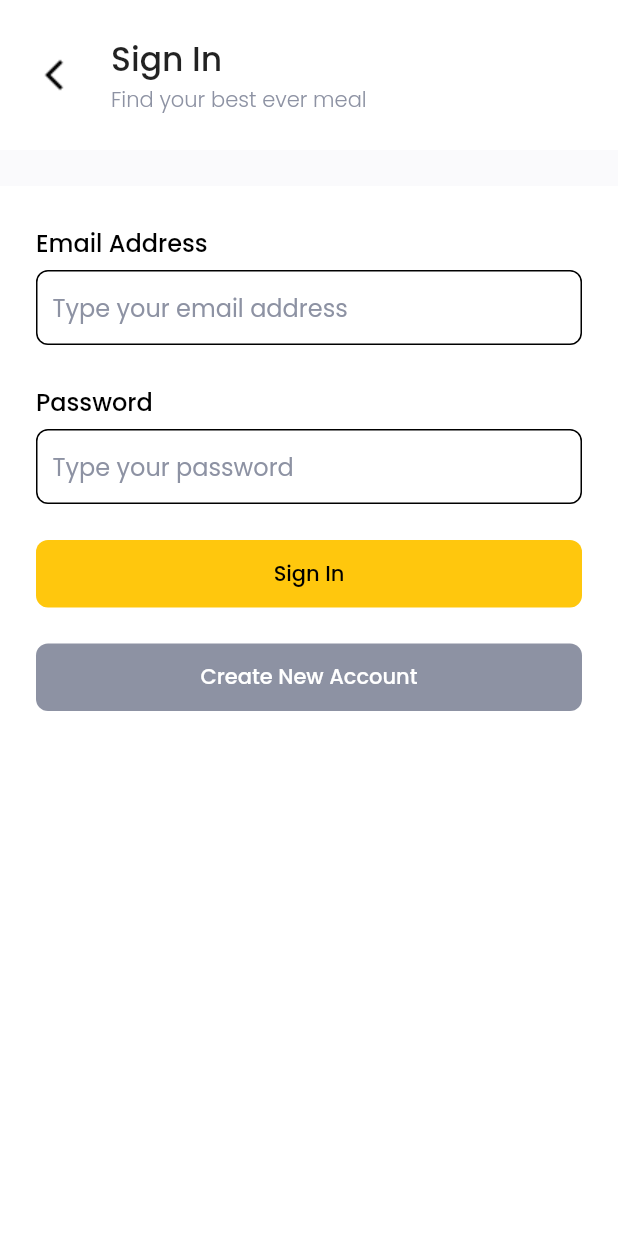
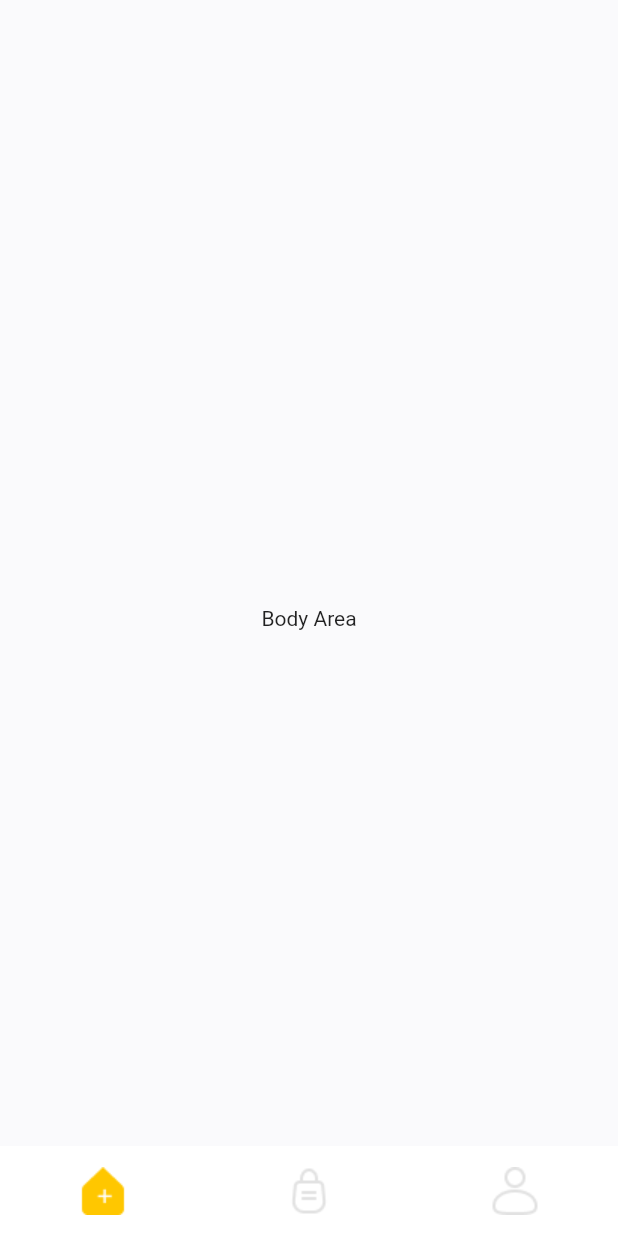
Before and after one commit to yosadade/foodmarket-flutter, a Flutter app: the screen it shows after launch, on a phone screen of 412 x 824 dp. Run offline on Flutter 3.47's test engine with Material 2 defaults, Android fonts, the phone set to English and light mode, and no system bars; our stand-ins replace flutter_spinkit, flutter_svg, get, google_fonts, supercharged.

Commit message:
Main Page

```diff
--- a/lib/main.dart
+++ b/lib/main.dart
@@ -12,7 +12,7 @@ class MyApp extends StatelessWidget {
   Widget build(BuildContext context) {
     return GetMaterialApp(
         debugShowCheckedModeBanner: false,
-        home: SignInPage(),
+        home: MainPage(),
     );
   }
 }
--- /dev/null
+++ b/lib/ui/pages/main_page.dart
@@ -0,0 +1,54 @@
+part of 'pages.dart';
+
+class MainPage extends StatefulWidget {
+  @override
+  _MainPageState createState() => _MainPageState();
+}
+
+class _MainPageState extends State<MainPage> {
+  int selectedPage = 0;
+  PageController pageController = PageController(initialPage: 0);
+
+  @override
+  Widget build(BuildContext context) {
+    return Scaffold(
+      body: Stack(children: [
+        Container(color: Colors.white),
+        SafeArea(
+          child: Container(color: 'FAFAFC'.toColor()),
+        ),
+        SafeArea(
+          child: PageView(
+            controller: pageController,
+            onPageChanged: (index) {
+              setState(() {
+                selectedPage = index;
+              });
+            },
+            children: [
+            Center(
+              child: Text('Body Area'),
+            ),
+            Center(
+              child: Text('Order'),
+            ),
+            Center(
+              child: Text('Profile'),
+            )
+          ]),
+        ),
+        Align(
+            alignment: Alignment.bottomCenter,
+            child: CustomBottomNavBar(
+              selectedIndex: selectedPage,
+              onTap: (index) {
+                setState(() {
+                  selectedPage = index;
+                });
+                pageController.jumpToPage(selectedPage);
+              },
+            ))
+      ]),
+    );
+  }
+}
--- a/lib/ui/pages/pages.dart
+++ b/lib/ui/pages/pages.dart
@@ -2,6 +2,7 @@ import 'package:flutter/material.dart';
 import 'package:flutter/cupertino.dart';
 import 'package:flutter_spinkit/flutter_spinkit.dart';
 import 'package:foodmarket/shared/shared.dart';
+import 'package:foodmarket/ui/widgets/widgets.dart';
 import 'package:get/state_manager.dart';
 import 'package:google_fonts/google_fonts.dart';
 import 'package:supercharged/supercharged.dart';
@@ -11,3 +12,4 @@ part 'general_page.dart';
 part 'sign_in_page.dart';
 part 'sign_up_page.dart';
 part 'address_page.dart';
+part 'main_page.dart';
--- /dev/null
+++ b/lib/ui/widgets/custom_bottom_navbar.dart
@@ -0,0 +1,64 @@
+part of 'widgets.dart';
+
+class CustomBottomNavBar extends StatelessWidget {
+  final int selectedIndex;
+  final Function(int index) onTap;
+
+  CustomBottomNavBar({this.selectedIndex = 0, required this.onTap});
+
+  @override
+  Widget build(BuildContext context) {
+    return Container(
+      height: 60,
+      width: double.infinity,
+      color: Colors.white,
+      child: Row(
+        mainAxisAlignment: MainAxisAlignment.spaceAround,
+        children: [
+          GestureDetector(
+            onTap: () {
+              onTap != null ? onTap(0) : null;
+            },
+            child: Container(
+              width: 32,
+              height: 32,
+              decoration: BoxDecoration(
+                  image: DecorationImage(
+                      image: AssetImage('assets/ic_home' +
+                          ((selectedIndex == 0) ? '.png' : '_normal.png')),
+                      fit: BoxFit.contain)),
+            ),
+          ),
+          GestureDetector(
+            onTap: () {
+              onTap != null ? onTap(1) : null;
+            },
+            child: Container(
+              width: 32,
+              height: 32,
+              decoration: BoxDecoration(
+                  image: DecorationImage(
+                      image: AssetImage('assets/ic_order' +
+                          ((selectedIndex == 1) ? '.png' : '_normal.png')),
+                      fit: BoxFit.contain)),
+            ),
+          ),
+          GestureDetector(
+            onTap: () {
+              onTap != null ? onTap(2) : null;
+            },
+            child: Container(
+              width: 32,
+              height: 32,
+              decoration: BoxDecoration(
+                  image: DecorationImage(
+                      image: AssetImage('assets/ic_profile' +
+                          ((selectedIndex == 2) ? '.png' : '_normal.png')),
+                      fit: BoxFit.contain)),
+            ),
+          ),
+        ],
+      ),
+    );
+  }
+}
--- /dev/null
+++ b/lib/ui/widgets/widgets.dart
@@ -0,0 +1,4 @@
+import 'package:flutter/material.dart';
+import 'package:flutter_svg/flutter_svg.dart';
+
+part 'custom_bottom_navbar.dart';
--- a/pubspec.yaml
+++ b/pubspec.yaml
@@ -33,6 +33,7 @@ dependencies:
   supercharged: ^2.0.0
   flutter_spinkit: ^5.0.0
   get: ^4.3.4
+  flutter_svg: ^0.22.0
 
 dev_dependencies:
   flutter_test:
```
Also changed, not shown: assets/ic_home.png (added), assets/ic_home_normal.png (added), assets/ic_order.png (added), assets/ic_order_normal.png (added), assets/ic_profile.png (added), assets/ic_profile_normal.png (added), pubspec.lock.
